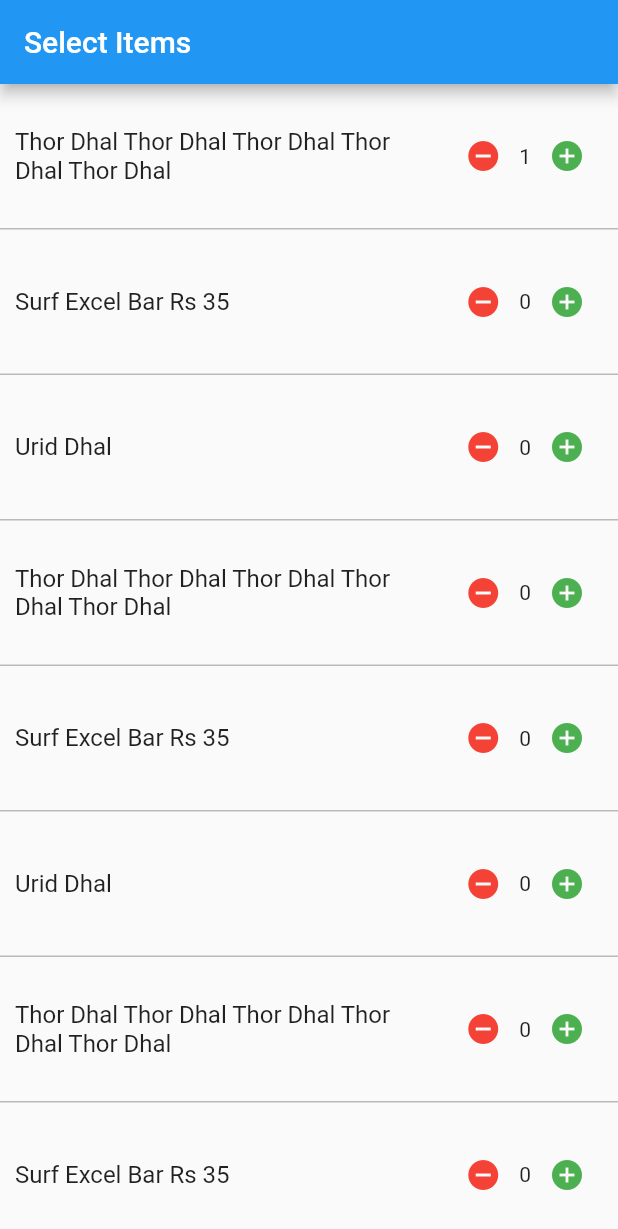
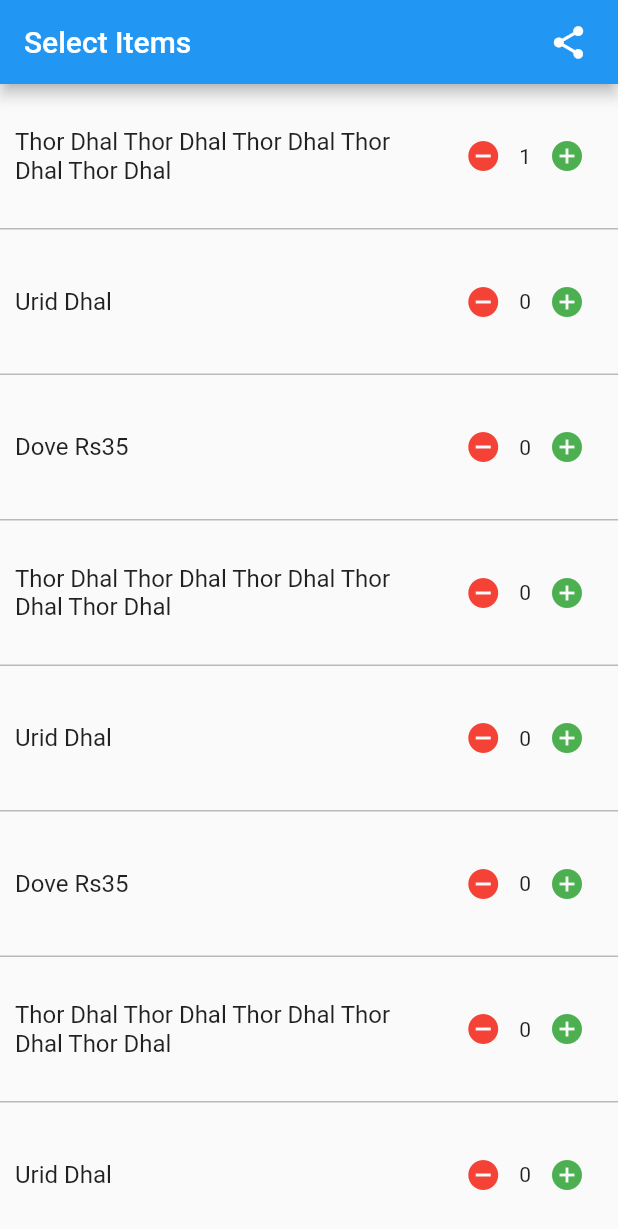
Before and after one commit to antandbuffalo/grocery, a Flutter app: the screen it shows after launch, after a tap on the "add circle" icon, on a phone screen of 412 x 824 dp. Shown: the top 1229 px of the screen. Run offline on Flutter 3.47's test engine with Material 2 defaults, Android fonts, the phone set to English and light mode, and no system bars; our stand-ins replace shared_preferences; missing offline and left inert: flutter_share.

Commit message:
added json file

```diff
--- /dev/null
+++ b/assets/items.en.json
@@ -0,0 +1,52 @@
+{
+  "items": [
+    {
+      "id": 1,
+      "title": "Thor Dhal Thor Dhal Thor Dhal Thor Dhal Thor Dhal"
+    },
+    {
+      "id": 2,
+      "title": "Urid Dhal"
+    },
+    {
+      "id": 3,
+      "title": "Dove Rs35"
+    },
+    {
+      "id": 4,
+      "title": "Thor Dhal Thor Dhal Thor Dhal Thor Dhal Thor Dhal"
+    },
+    {
+      "id": 5,
+      "title": "Urid Dhal"
+    },
+    {
+      "id": 6,
+      "title": "Dove Rs35"
+    },
+    {
+      "id": 7,
+      "title": "Thor Dhal Thor Dhal Thor Dhal Thor Dhal Thor Dhal"
+    },
+    {
+      "id": 8,
+      "title": "Urid Dhal"
+    },
+    {
+      "id": 9,
+      "title": "Dove Rs35"
+    },
+    {
+      "id": 10,
+      "title": "Thor Dhal Thor Dhal Thor Dhal Thor Dhal Thor Dhal"
+    },
+    {
+      "id": 11,
+      "title": "Urid Dhal"
+    },
+    {
+      "id": 12,
+      "title": "Dove Rs35"
+    }
+  ]
+}
--- /dev/null
+++ b/lib/Constants.dart
@@ -0,0 +1,3 @@
+class Constants {
+  static const prefItemsKey = "items";
+}
--- /dev/null
+++ b/lib/Util.dart
@@ -0,0 +1,23 @@
+import 'dart:convert';
+
+import 'items/ItemModel.dart';
+
+class Util {
+  static List<ItemModel> getItemsFromJson(jsonItems) {
+    List<ItemModel> items = [];
+    for(int i =0; i < jsonItems.length; i++) {
+      items.add(ItemModel.fromJson(jsonItems[i]));
+    }
+    return items;
+  }
+
+  static List<ItemModel> getSelectedItems(List<ItemModel> items) {
+    List<ItemModel> selected = [];
+    for(int i=0; i < items.length; i++) {
+      if(items[i].count > 0) {
+        selected.add(items[i]);
+      }
+    }
+    return selected;
+  }
+}
--- a/lib/items/Item.dart
+++ /dev/null
@@ -1,5 +0,0 @@
-class ItemModel {
-  String title = "";
-  int count = 0;
-  ItemModel(this.title, this.count);
-}
--- /dev/null
+++ b/lib/items/ItemModel.dart
@@ -0,0 +1,15 @@
+class ItemModel {
+  String title;
+  int count;
+  int id;
+
+  ItemModel({required this.title, this.count = 0, required this.id});
+
+  factory ItemModel.fromJson(Map<String, dynamic> json) {
+    int _count = json["count"] ?? 0;
+
+    return ItemModel(title: json["title"], count: _count, id: json["id"]);
+  }
+
+  Map toJson() => {'title': title, 'count': count, "id": id};
+}
--- a/lib/items/ItemsVM.dart
+++ b/lib/items/ItemsVM.dart
@@ -1,24 +1,38 @@
+import 'dart:convert';
+
 import 'package:flutter/material.dart';
-
-import 'Item.dart';
+import 'package:flutter/services.dart';
+import 'package:flutter_share/flutter_share.dart';
+import 'package:grocery/Constants.dart';
+import 'package:grocery/Util.dart';
+import 'package:grocery/storage/Storage.dart';
+import 'ItemModel.dart';
 
 class ItemsVM extends ChangeNotifier {
   String title = "from view model";
   List<ItemModel> allItems = [];
 
-  void createItems() {
-    allItems
-        .add(ItemModel("Thor Dhal Thor Dhal Thor Dhal Thor Dhal Thor Dhal", 0));
-    allItems.add(ItemModel("Surf Excel Bar Rs 35", 0));
-    allItems.add(ItemModel("Urid Dhal", 0));
-    allItems
-        .add(ItemModel("Thor Dhal Thor Dhal Thor Dhal Thor Dhal Thor Dhal", 0));
-    allItems.add(ItemModel("Surf Excel Bar Rs 35", 0));
-    allItems.add(ItemModel("Urid Dhal", 0));
-    allItems
-        .add(ItemModel("Thor Dhal Thor Dhal Thor Dhal Thor Dhal Thor Dhal", 0));
-    allItems.add(ItemModel("Surf Excel Bar Rs 35", 0));
-    allItems.add(ItemModel("Urid Dhal", 0));
+  Future<List<ItemModel>> readJson() async {
+    final String response = await rootBundle.loadString('assets/items.en.json');
+    final data = await json.decode(response);
+    final jsonItems = data["items"];
+    List<ItemModel> items = [];
+    for(int i =0; i < jsonItems.length; i++) {
+      items.add(ItemModel.fromJson(jsonItems[i]));
+    }
+    return items;
+  }
+
+  void createItems() async {
+    allItems = await readJson();
+    List<ItemModel> selectedItems = await Storage.getItems(Constants.prefItemsKey);
+    Map<int, int> countMap = {};
+    for(int i=0; i< selectedItems.length; i++) {
+      countMap[selectedItems[i].id] = selectedItems[i].count;
+    }
+    for(int i =0; i < allItems.length; i++) {
+      allItems[i].count = countMap[allItems[i].id] ?? 0;
+    }
     notifyListeners();
   }
 
@@ -27,10 +41,11 @@ class ItemsVM extends ChangeNotifier {
     notifyListeners();
   }
 
-  void add(int index) {
+  void add(int index) async {
     allItems[index].count += 1;
-    print(index);
     notifyListeners();
+    await Storage.setItems(Constants.prefItemsKey, Util.getSelectedItems(allItems));
+    print(await Storage.getItems(Constants.prefItemsKey));
   }
   void remove(int index) {
     if(allItems[index].count == 0) {
@@ -40,4 +55,22 @@ class ItemsVM extends ChangeNotifier {
     print(index);
     notifyListeners();
   }
+
+  void share() async {
+    var bodyBuffer = StringBuffer();
+    for(ItemModel item in allItems) {
+      if(item.count > 0) {
+        bodyBuffer.writeln("${item.title} - ${item.count}");
+      }
+    }
+
+
+
+    await FlutterShare.share(
+        title: 'Example share',
+        text: bodyBuffer.toString(),
+        linkUrl: 'https://flutter.dev/',
+        chooserTitle: 'Example Chooser Title'
+    );
+  }
 }
--- a/lib/items/items_screen.dart
+++ b/lib/items/items_screen.dart
@@ -1,5 +1,5 @@
 import 'package:flutter/material.dart';
-import 'package:grocery/items/Item.dart';
+import 'package:grocery/items/ItemModel.dart';
 import 'package:provider/provider.dart';
 
 import 'ItemsVM.dart';
@@ -41,7 +41,10 @@ class _Items extends State<Items> {
               Text(viewModel.allItems[i].count.toString()),
               IconButton(
                 onPressed: () => viewModel.add(i),
-                icon: const Icon(Icons.add_circle, color: Colors.green,),
+                icon: const Icon(
+                  Icons.add_circle,
+                  color: Colors.green,
+                ),
                 tooltip: 'add',
               ),
             ],
@@ -59,6 +62,17 @@ class _Items extends State<Items> {
         // Here we take the value from the MyHomePage object that was created by
         // the App.build method, and use it to set our appbar title.
         title: const Text("Select Items"),
+        actions: [
+          Padding(
+              padding: const EdgeInsets.only(right: 20.0),
+              child: GestureDetector(
+                onTap: () => viewModel.share(),
+                child: const Icon(
+                  Icons.share,
+                  size: 26.0,
+                ),
+              )),
+        ],
       ),
       body: ChangeNotifierProvider<ItemsVM>(
         create: (context) => viewModel,
--- a/lib/main.dart
+++ b/lib/main.dart
@@ -1,5 +1,7 @@
 import 'package:flutter/material.dart';
 import 'package:grocery/items/items_screen.dart';
+import 'package:flutter_localizations/flutter_localizations.dart';
+
 
 void main() {
   runApp(const MyApp());
@@ -12,7 +14,16 @@ class MyApp extends StatelessWidget {
   @override
   Widget build(BuildContext context) {
     return MaterialApp(
-      title: 'Flutter Demo',
+      title: 'Grocery',
+      localizationsDelegates: const [
+        GlobalMaterialLocalizations.delegate,
+        GlobalWidgetsLocalizations.delegate,
+        GlobalCupertinoLocalizations.delegate,
+      ],
+      supportedLocales: const [
+        Locale('en'), // English
+        Locale('ta'), // Tamil
+      ],
       theme: ThemeData(
         // This is the theme of your application.
         //
--- /dev/null
+++ b/lib/storage/Storage.dart
@@ -0,0 +1,28 @@
+import 'dart:convert';
+
+import 'package:grocery/Util.dart';
+import 'package:grocery/items/ItemModel.dart';
+import 'package:shared_preferences/shared_preferences.dart';
+
+class Storage {
+  static Future<List<ItemModel>> getItems(String key) async {
+    SharedPreferences pref = await SharedPreferences.getInstance();
+    dynamic value =  pref.get(key);
+    if(value != null) {
+      return Util.getItemsFromJson(jsonDecode(value));
+    } else {
+      return [];
+    }
+  }
+
+  static Future<bool> setItems(String key, List<ItemModel> items) async {
+    String value = jsonEncode(items);
+    SharedPreferences pref = await SharedPreferences.getInstance();
+    return await pref.setString(key, value);
+  }
+
+  static Future<bool> removeItems(String key) async {
+    SharedPreferences pref = await SharedPreferences.getInstance();
+    return await pref.remove(key);
+  }
+}
```
Also changed, not shown: pubspec.yaml (+7 -2 lines), pubspec.lock, 3 other files.
